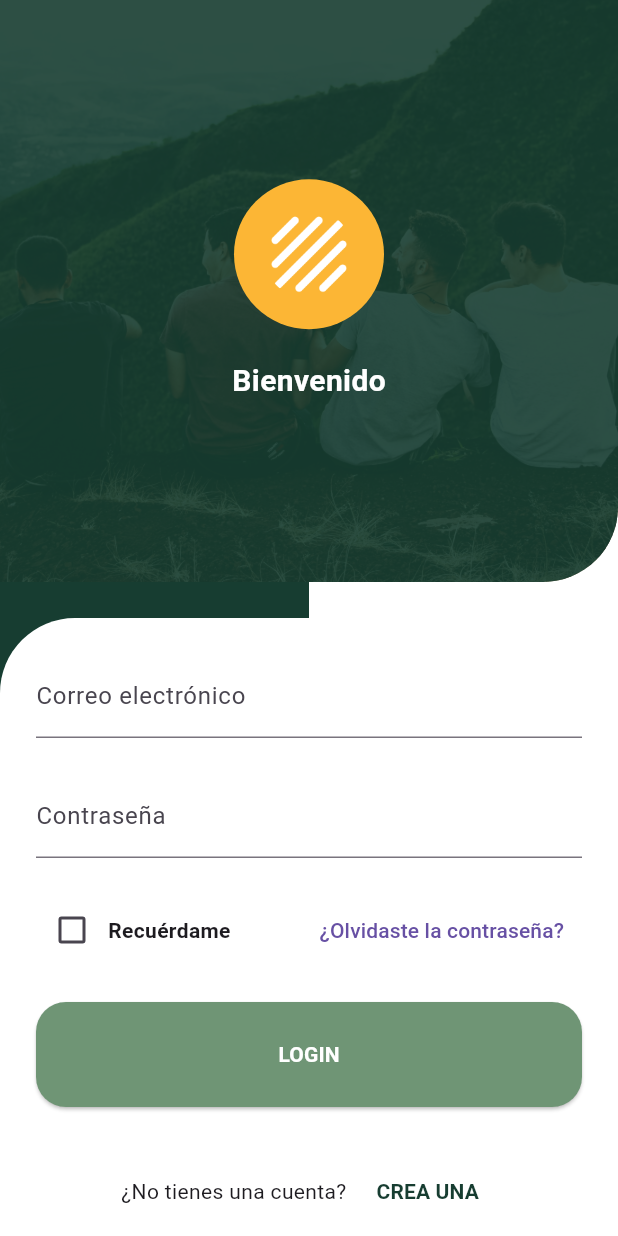
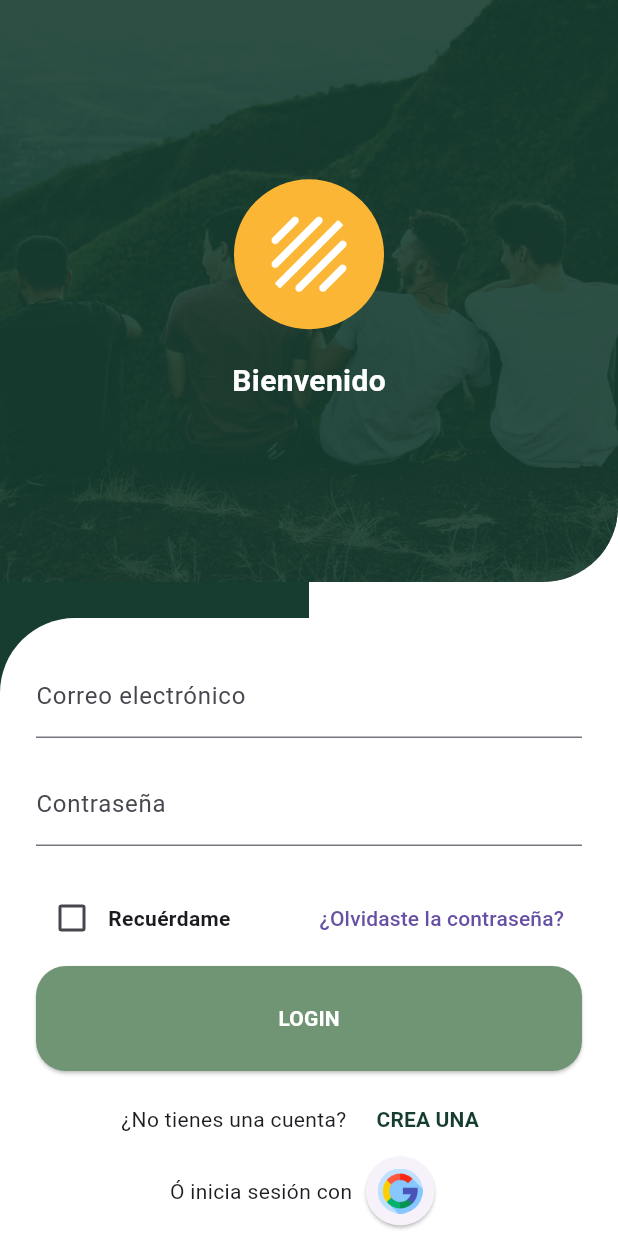
Before and after one commit to fr4nsgallegos/votacionesg10, a Flutter app: the screen it shows after launch, on a phone screen of 412 x 824 dp. Run offline on Flutter 3.47's test engine with Material 3 defaults, Android fonts, the phone set to English and light mode, and no system bars; our stand-ins replace cloud_firestore, firebase_auth, firebase_core; accounts and stored records are empty.

Commit message:
init google sifn in

```diff
--- a/lib/pages/login_page.dart
+++ b/lib/pages/login_page.dart
@@ -8,6 +8,10 @@ class LoginPage extends StatelessWidget {
   TextEditingController _passwordController = TextEditingController();
 
   final FirebaseAuth _firebaseAuth = FirebaseAuth.instance;
+
+  Future<void> signInWithGoogle(BuildContext context) async {
+    try {} catch (e) {}
+  }
 
   String mapErrorAuth(String errorMessage) {
     if (errorMessage.contains("invalid-credential")) {
@@ -154,7 +158,7 @@ class LoginPage extends StatelessWidget {
                                 borderSide: BorderSide(color: Colors.orange))),
                       ),
                       SizedBox(
-                        height: 24,
+                        height: 16,
                       ),
                       TextField(
                         controller: _passwordController,
@@ -190,7 +194,7 @@ class LoginPage extends StatelessWidget {
                         ],
                       ),
                       SizedBox(
-                        height: 24,
+                        height: 8,
                       ),
                       SizedBox(
                         width: double.infinity,
@@ -212,7 +216,7 @@ class LoginPage extends StatelessWidget {
                         ),
                       ),
                       SizedBox(
-                        height: 32,
+                        height: 8,
                       ),
                       Row(
                         mainAxisAlignment: MainAxisAlignment.center,
@@ -238,6 +242,23 @@ class LoginPage extends StatelessWidget {
                             ),
                           ),
                         ],
+                      ),
+                      Row(
+                        mainAxisAlignment: MainAxisAlignment.center,
+                        children: [
+                          Text("Ó inicia sesión con"),
+                          SizedBox(
+                            child: ElevatedButton(
+                                style: ElevatedButton.styleFrom(
+                                    shape: CircleBorder(),
+                                    padding: EdgeInsets.all(8)),
+                                onPressed: () {},
+                                child: Image.asset(
+                                  "assets/icons/google.png",
+                                  height: 30,
+                                )),
+                          )
+                        ],
                       )
                     ],
                   ),
--- a/pubspec.yaml
+++ b/pubspec.yaml
@@ -32,6 +32,7 @@ dependencies:
   firebase_core: ^3.9.0
   firebase_auth: ^5.3.4
   cloud_firestore: ^5.6.0
+  google_sign_in: ^6.2.2
   flutter:
     sdk: flutter
 
```
Also changed, not shown: assets/icons/google.png (added), pubspec.lock, 1 other file.
